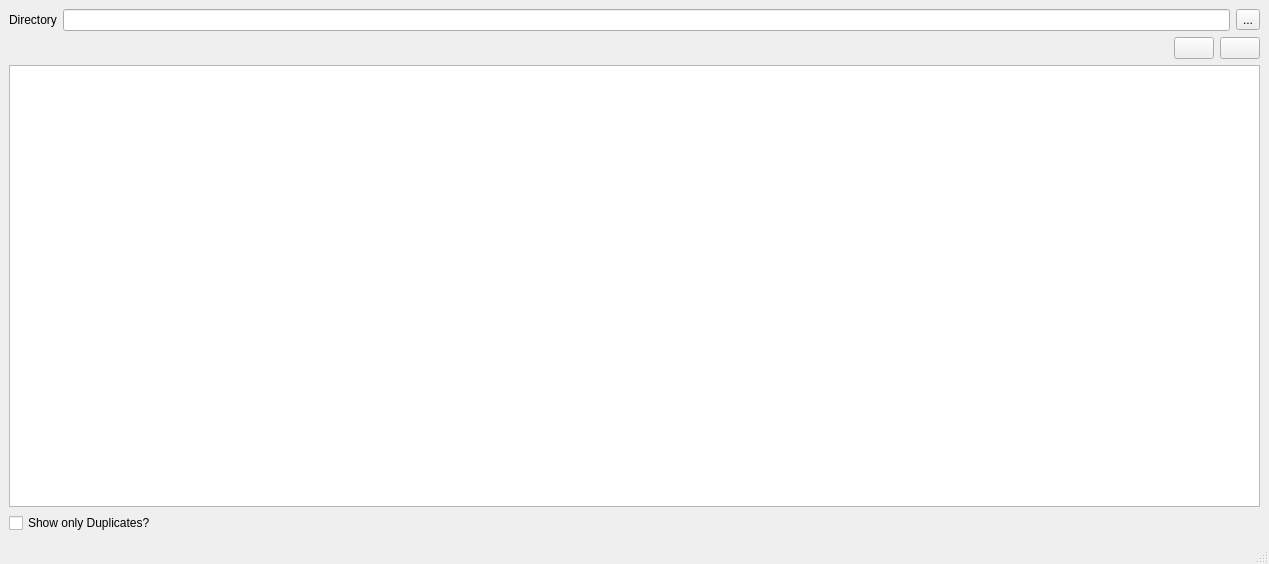
towel42-com/FindDupe, file MainWindow/MainWindow.ui: the form before one commit.
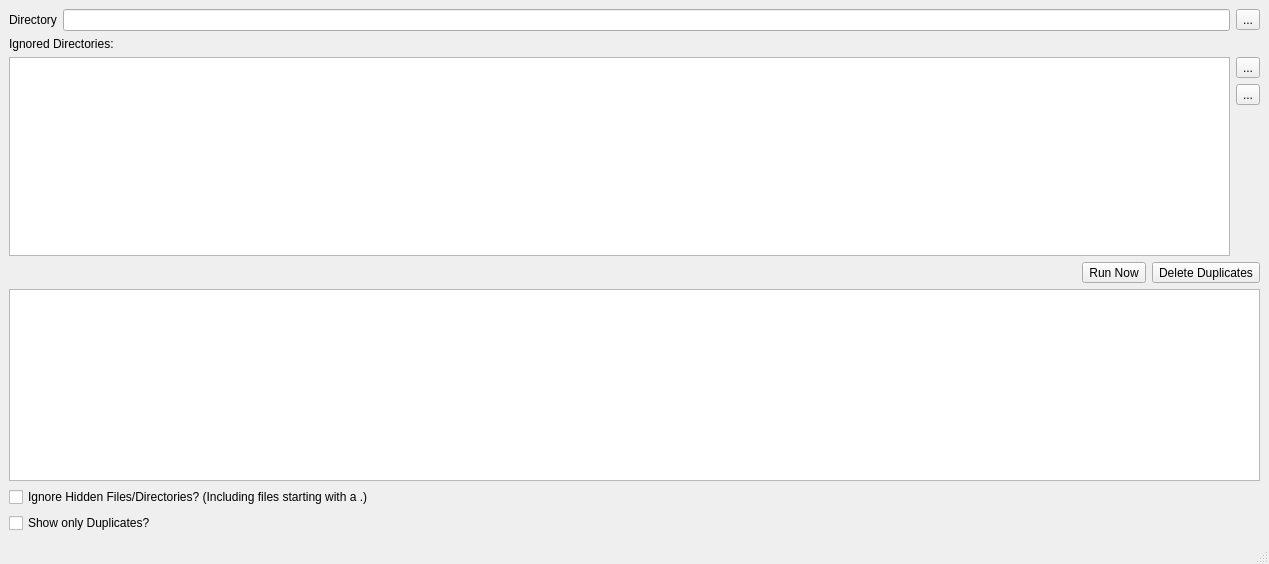
The form after the commit. Icons and pictures are not drawn.

The edit to the form file:
```diff
--- a/MainWindow/MainWindow.ui
+++ b/MainWindow/MainWindow.ui
@@ -15,17 +15,24 @@
   </property>
   <widget class="QWidget" name="centralwidget">
    <layout class="QGridLayout" name="gridLayout">
-    <item row="0" column="1">
-     <widget class="QLineEdit" name="dirName"/>
+    <item row="9" column="0" colspan="2">
+     <widget class="QCheckBox" name="showDupesOnly">
+      <property name="text">
+       <string>Show only Duplicates?</string>
+      </property>
+     </widget>
     </item>
-    <item row="0" column="2">
-     <widget class="QToolButton" name="selectDir">
+    <item row="3" column="0" rowspan="3" colspan="2">
+     <widget class="QListWidget" name="ignoredDirs"/>
+    </item>
+    <item row="3" column="2">
+     <widget class="QToolButton" name="addDir">
       <property name="text">
        <string>...</string>
       </property>
       <property name="icon">
        <iconset resource="application.qrc">
-        <normaloff>:/resources/fileopen.png</normaloff>:/resources/fileopen.png</iconset>
+        <normaloff>:/resources/add.png</normaloff>:/resources/add.png</iconset>
       </property>
      </widget>
     </item>
@@ -42,7 +49,55 @@
       </property>
      </widget>
     </item>
-    <item row="1" column="0" colspan="3">
+    <item row="0" column="2">
+     <widget class="QToolButton" name="selectDir">
+      <property name="text">
+       <string>...</string>
+      </property>
+      <property name="icon">
+       <iconset resource="application.qrc">
+        <normaloff>:/resources/fileopen.png</normaloff>:/resources/fileopen.png</iconset>
+      </property>
+     </widget>
+    </item>
+    <item row="4" column="2">
+     <widget class="QToolButton" name="delDir">
+      <property name="text">
+       <string>...</string>
+      </property>
+      <property name="icon">
+       <iconset resource="application.qrc">
+        <normaloff>:/resources/delete.png</normaloff>:/resources/delete.png</iconset>
+      </property>
+     </widget>
+    </item>
+    <item row="2" column="0" colspan="2">
+     <widget class="QLabel" name="label">
+      <property name="text">
+       <string>Ignored Directories:</string>
+      </property>
+     </widget>
+    </item>
+    <item row="7" column="0" colspan="3">
+     <widget class="QTreeView" name="files">
+      <property name="editTriggers">
+       <set>QAbstractItemView::NoEditTriggers</set>
+      </property>
+      <property name="alternatingRowColors">
+       <bool>true</bool>
+      </property>
+      <property name="selectionMode">
+       <enum>QAbstractItemView::SingleSelection</enum>
+      </property>
+      <property name="selectionBehavior">
+       <enum>QAbstractItemView::SelectRows</enum>
+      </property>
+      <property name="sortingEnabled">
+       <bool>true</bool>
+      </property>
+     </widget>
+    </item>
+    <item row="6" column="0" colspan="3">
      <layout class="QHBoxLayout" name="horizontalLayout">
       <item>
        <spacer name="horizontalSpacer">
@@ -58,9 +113,9 @@
        </spacer>
       </item>
       <item>
-       <widget class="QPushButton" name="go">
+       <widget class="QToolButton" name="go">
         <property name="text">
-         <string/>
+         <string>Run Now</string>
         </property>
         <property name="icon">
          <iconset resource="application.qrc">
@@ -72,12 +127,15 @@
           <height>50</height>
          </size>
         </property>
+        <property name="toolButtonStyle">
+         <enum>Qt::ToolButtonTextUnderIcon</enum>
+        </property>
        </widget>
       </item>
       <item>
-       <widget class="QPushButton" name="del">
+       <widget class="QToolButton" name="del">
         <property name="text">
-         <string/>
+         <string>Delete Duplicates</string>
         </property>
         <property name="icon">
          <iconset resource="application.qrc">
@@ -89,33 +147,33 @@
           <height>50</height>
          </size>
         </property>
+        <property name="toolButtonStyle">
+         <enum>Qt::ToolButtonTextUnderIcon</enum>
+        </property>
        </widget>
       </item>
      </layout>
     </item>
-    <item row="3" column="0" colspan="2">
-     <widget class="QCheckBox" name="showDupesOnly">
+    <item row="5" column="2">
+     <spacer name="verticalSpacer">
+      <property name="orientation">
+       <enum>Qt::Vertical</enum>
+      </property>
+      <property name="sizeHint" stdset="0">
+       <size>
+        <width>20</width>
+        <height>40</height>
+       </size>
+      </property>
+     </spacer>
+    </item>
+    <item row="0" column="1">
+     <widget class="QLineEdit" name="dirName"/>
+    </item>
+    <item row="8" column="0" colspan="2">
+     <widget class="QCheckBox" name="ignoreHidden">
       <property name="text">
-       <string>Show only Duplicates?</string>
-      </property>
-     </widget>
-    </item>
-    <item row="2" column="0" colspan="3">
-     <widget class="QTreeView" name="files">
-      <property name="editTriggers">
-       <set>QAbstractItemView::NoEditTriggers</set>
-      </property>
-      <property name="alternatingRowColors">
-       <bool>true</bool>
-      </property>
-      <property name="selectionMode">
-       <enum>QAbstractItemView::SingleSelection</enum>
-      </property>
-      <property name="selectionBehavior">
-       <enum>QAbstractItemView::SelectRows</enum>
-      </property>
-      <property name="sortingEnabled">
-       <bool>true</bool>
+       <string>Ignore Hidden Files/Directories? (Including files starting with a .)</string>
       </property>
      </widget>
     </item>
@@ -127,7 +185,7 @@
      <x>0</x>
      <y>0</y>
      <width>1269</width>
-     <height>21</height>
+     <height>22</height>
     </rect>
    </property>
   </widget>
```
Left out of the diff: 3 changed lines with no effect on the pictures.
